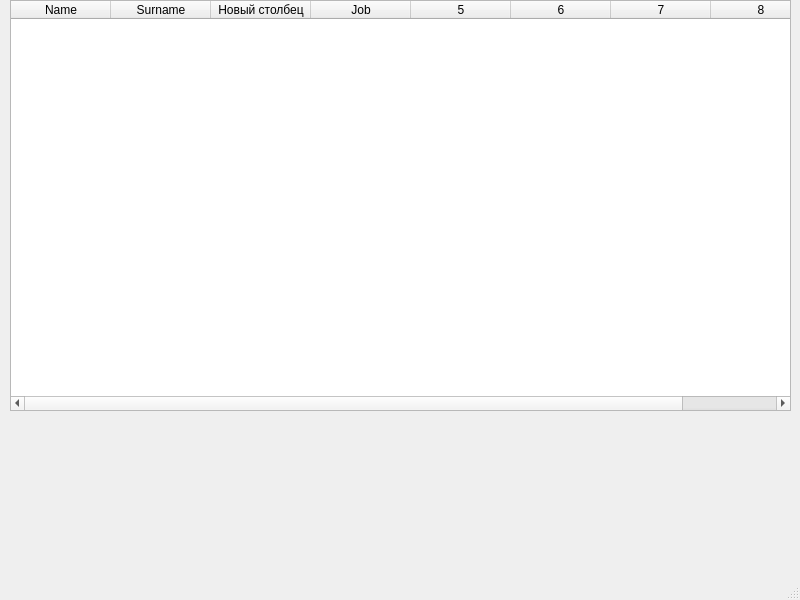
Old version of the form 2course/2semestr/ТехПрог/Labs/lab8/untitled/mainwindow.ui in the repository Ghost91000/University.
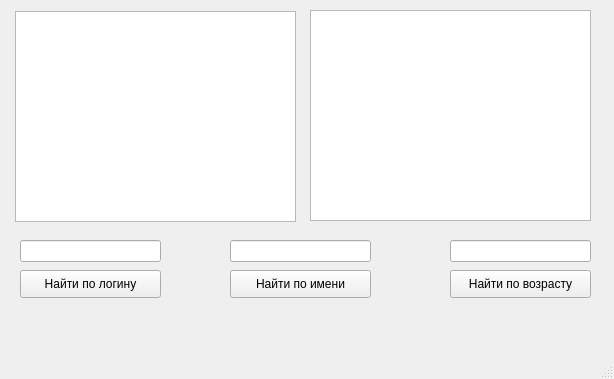
New version of the form.

Diff of the .ui file:
```diff
--- a/2course/2semestr/ТехПрог/Labs/lab8/untitled/mainwindow.ui
+++ b/2course/2semestr/ТехПрог/Labs/lab8/untitled/mainwindow.ui
@@ -6,50 +6,102 @@
    <rect>
     <x>0</x>
     <y>0</y>
-    <width>800</width>
-    <height>600</height>
+    <width>614</width>
+    <height>379</height>
    </rect>
   </property>
   <property name="windowTitle">
    <string>MainWindow</string>
   </property>
   <widget class="QWidget" name="centralwidget">
-   <widget class="QTableWidget" name="tableWidget">
+   <widget class="QTableView" name="tableView">
     <property name="geometry">
      <rect>
-      <x>10</x>
-      <y>0</y>
-      <width>781</width>
-      <height>411</height>
+      <x>15</x>
+      <y>11</y>
+      <width>281</width>
+      <height>211</height>
      </rect>
     </property>
-    <property name="columnCount">
-     <number>8</number>
+   </widget>
+   <widget class="QTableView" name="tableView_2">
+    <property name="geometry">
+     <rect>
+      <x>310</x>
+      <y>10</y>
+      <width>281</width>
+      <height>211</height>
+     </rect>
     </property>
-    <column>
-     <property name="text">
-      <string>Name</string>
-     </property>
-    </column>
-    <column>
-     <property name="text">
-      <string>Surname</string>
-     </property>
-    </column>
-    <column>
-     <property name="text">
-      <string>Новый столбец</string>
-     </property>
-    </column>
-    <column>
-     <property name="text">
-      <string>Job</string>
-     </property>
-    </column>
-    <column/>
-    <column/>
-    <column/>
-    <column/>
+   </widget>
+   <widget class="QLineEdit" name="lineEdit">
+    <property name="geometry">
+     <rect>
+      <x>20</x>
+      <y>240</y>
+      <width>141</width>
+      <height>22</height>
+     </rect>
+    </property>
+   </widget>
+   <widget class="QPushButton" name="pushButton">
+    <property name="geometry">
+     <rect>
+      <x>20</x>
+      <y>270</y>
+      <width>141</width>
+      <height>28</height>
+     </rect>
+    </property>
+    <property name="text">
+     <string>Найти по логину</string>
+    </property>
+   </widget>
+   <widget class="QLineEdit" name="lineEdit_2">
+    <property name="geometry">
+     <rect>
+      <x>230</x>
+      <y>240</y>
+      <width>141</width>
+      <height>22</height>
+     </rect>
+    </property>
+   </widget>
+   <widget class="QPushButton" name="pushButton_2">
+    <property name="geometry">
+     <rect>
+      <x>230</x>
+      <y>270</y>
+      <width>141</width>
+      <height>28</height>
+     </rect>
+    </property>
+    <property name="text">
+     <string>Найти по имени</string>
+    </property>
+   </widget>
+   <widget class="QLineEdit" name="lineEdit_3">
+    <property name="geometry">
+     <rect>
+      <x>450</x>
+      <y>240</y>
+      <width>141</width>
+      <height>22</height>
+     </rect>
+    </property>
+   </widget>
+   <widget class="QPushButton" name="pushButton_3">
+    <property name="geometry">
+     <rect>
+      <x>450</x>
+      <y>270</y>
+      <width>141</width>
+      <height>28</height>
+     </rect>
+    </property>
+    <property name="text">
+     <string>Найти по возрасту</string>
+    </property>
    </widget>
   </widget>
   <widget class="QMenuBar" name="menubar">
```
Left out of the diff: 2 changed lines with no effect on the pictures.
